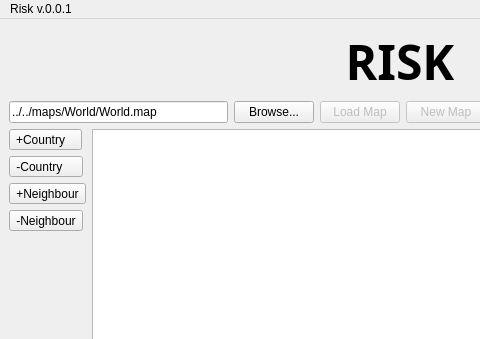
This is gui/main_window.ui in TaimoorRana/Risk as Qt 5 draws it before an edit; both pictures show x 0 to 480 and y 0 to 339 of the 800 by 600 pixel window. The edited form follows.
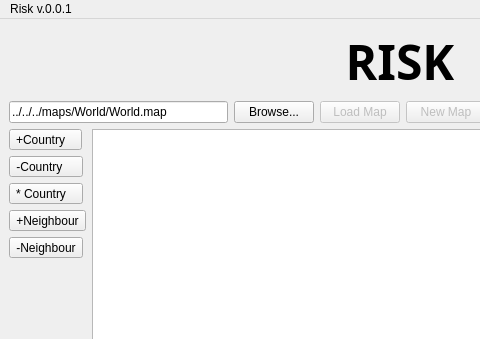
This is the edited form.

Commit message: Added MoveCountry Tool

Patch:
```diff
--- a/gui/main_window.ui
+++ b/gui/main_window.ui
@@ -41,7 +41,7 @@
       <item>
        <widget class="QLineEdit" name="filenameLineEdit">
         <property name="text">
-         <string>../../maps/World/World.map</string>
+         <string>../../../maps/World/World.map</string>
         </property>
        </widget>
       </item>
@@ -112,6 +112,13 @@
           </property>
          </widget>
         </item>
+        <item>
+         <widget class="QToolButton" name="moveCountryPushButton">
+          <property name="text">
+           <string>* Country   </string>
+          </property>
+         </widget>
+        </item>
         <item>
          <widget class="QToolButton" name="addNeighbourPushButton">
           <property name="text">
```
The commit also changes 8 other files.
